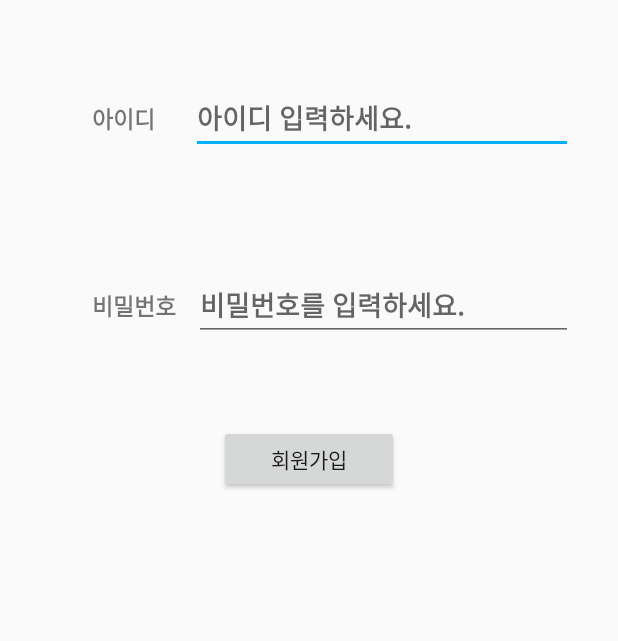
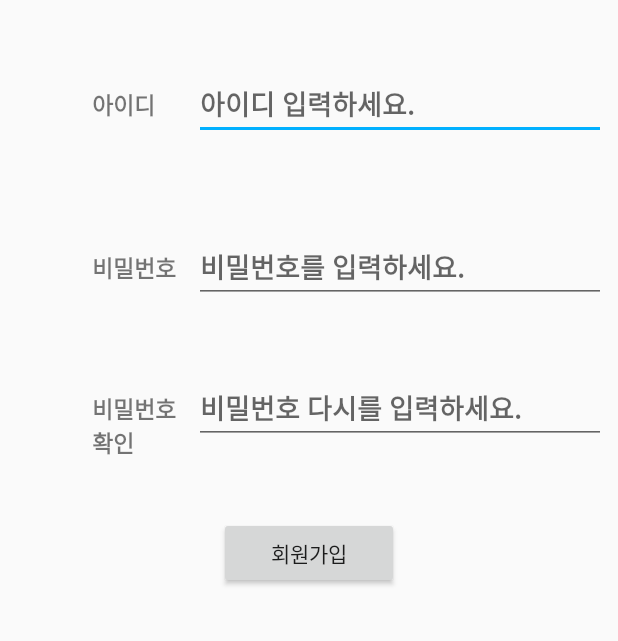
Before and after one commit to zxcvv04/petsFinder, an Android app: the JoinActivity screen opened directly, with no data from a screen before it, on a phone screen of 412 x 824 dp, the part 595-1236 px from its top. Run offline under Robolectric (Android 15) with nearby library versions, the phone set to English and light mode, and no system bars.

Commit message:
attached login db helper

```diff
--- /dev/null
+++ b/app/src/main/java/com/iot/petsfinder/DBHelperLogin.java
@@ -0,0 +1,83 @@
+package com.iot.petsfinder;
+
+import android.content.Context;
+import android.database.sqlite.SQLiteDatabase;
+import android.database.sqlite.SQLiteOpenHelper;
+import android.util.Log;
+
+
+class DataBaseHelper extends SQLiteOpenHelper
+{
+    DataBaseHelper(Context context, String name, SQLiteDatabase.CursorFactory factory, int version)
+    {
+        super(context, name, factory, version);
+    }
+    // Called when no database exists in disk and the helper class needs
+    // to create a new one.
+    @Override
+    public void onCreate(SQLiteDatabase _db)
+    {
+        _db.execSQL(LoginDataBaseAdapter.DATABASE_CREATE);
+
+    }
+    // Called when there is a database version mismatch meaning that the version
+    // of the database on disk needs to be upgraded to the current version.
+    @Override
+    public void onUpgrade(SQLiteDatabase _db, int _oldVersion, int _newVersion)
+    {
+        // Log the version upgrade.
+        Log.w("TaskDBAdapter", "Upgrading from version " +_oldVersion + " to " +_newVersion
+                + ", which will destroy all old data");
+
+        // Upgrade the existing database to conform to the new version. Multiple
+        // previous versions can be handled by comparing _oldVersion and _newVersion
+        // values.
+        // The simplest case is to drop the old table and create a new one.
+        _db.execSQL("DROP TABLE IF EXISTS " + "TEMPLATE");
+        // Create a new one.
+        onCreate(_db);
+    }
+
+}
+
+//public class DBHelperLogin {
+//
+//    private static final String DB_NAME = "petsfinder";
+//    private static final String TABLE_NAME = "login";
+//    private static final int DB_VERSION = 1;
+//
+//    public DBHelperLogin(String userName, String password) {
+//
+//    }
+//
+//    /////db helper
+//    private class DatabaseHelper extends SQLiteOpenHelper {
+//
+//        DatabaseHelper(Context context) {
+//            super(context, DB_NAME, null, DB_VERSION);
+//        }
+//
+//        @Override
+//        public void onCreate(SQLiteDatabase db) {
+//            try {
+//                String DROP_SQL = "drop table if exists " + TABLE_NAME;
+//                db.execSQL(DROP_SQL);
+//            } catch (Exception e) { ErrLogger(e); }
+//
+//            String CREATE_SQL = "create table " + TABLE_NAME + " (" +
+//                    " mail text PRIMARY KEY, " +
+//                    " pw text )";
+//
+//            try { db.execSQL(CREATE_SQL); } catch (Exception e) { ErrLogger(e); }
+//
+//        }
+//        @Override
+//        public void onUpgrade(SQLiteDatabase db, int oldVersion, int newVersion) {
+//            Log.w(TAG, "upgrading database version from " + oldVersion + " to " + newVersion);
+//        }
+//
+//        void ErrLogger(Exception e) {
+//            e.printStackTrace();
+//            Log.e(TAG, e.getMessage());
+//        }
+//    }
--- a/app/src/main/java/com/iot/petsfinder/JoinActivity.java
+++ b/app/src/main/java/com/iot/petsfinder/JoinActivity.java
@@ -1,20 +1,81 @@
 package com.iot.petsfinder;
 
-import android.database.sqlite.SQLiteDatabase;
+import android.os.Bundle;
 import android.support.v7.app.AppCompatActivity;
-import android.os.Bundle;
+import android.view.View;
+import android.widget.Button;
+import android.widget.EditText;
+import android.widget.Toast;
 
 public class JoinActivity extends AppCompatActivity
 {
 
-    private SQLiteDatabase db;
+    EditText editTextUserName,editTextPassword,editTextConfirmPassword;
+    Button btnCreateAccount;
 
+    LoginDataBaseAdapter loginDataBaseAdapter;
     @Override
     protected void onCreate(Bundle savedInstanceState)
     {
         super.onCreate(savedInstanceState);
         setContentView(R.layout.activity_join);
 
+        // get Instance  of Database Adapter
+        loginDataBaseAdapter=new LoginDataBaseAdapter(this);
+        loginDataBaseAdapter=loginDataBaseAdapter.open();
 
+        // Get Refferences of Views
+        editTextUserName=(EditText)findViewById(R.id.loginIdInput);
+        editTextPassword=(EditText)findViewById(R.id.loginPasswordInput);
+        editTextConfirmPassword=(EditText)findViewById(R.id.loginConfirmPasswordInput);
+
+        btnCreateAccount=(Button)findViewById(R.id.button);
+        btnCreateAccount.setOnClickListener(new View.OnClickListener() {
+
+            public void onClick(View v) {
+                // TODO Auto-generated method stub
+
+                String userName=editTextUserName.getText().toString();
+                String password=editTextPassword.getText().toString();
+                String confirmPassword=editTextConfirmPassword.getText().toString();
+
+                // check if any of the fields are vaccant
+                if(userName.equals("")||password.equals("")||confirmPassword.equals(""))
+                {
+                    Toast.makeText(getApplicationContext(), "Field Vaccant", Toast.LENGTH_LONG).show();
+                    return;
+                }
+                // check if both password matches
+                if(!password.equals(confirmPassword))
+                {
+                    Toast.makeText(getApplicationContext(), "Password does not match", Toast.LENGTH_LONG).show();
+                }
+                else
+                {
+                    // Save the Data in Database
+                    loginDataBaseAdapter.insertEntry(userName, password);
+                    Toast.makeText(getApplicationContext(), "Account Successfully Created ", Toast.LENGTH_LONG).show();
+                }
+            }
+        });
     }
+    @Override
+    protected void onDestroy() {
+        // TODO Auto-generated method stub
+        super.onDestroy();
+
+        loginDataBaseAdapter.close();
+    }
+
+
+//    private SQLiteDatabase db;
+//
+//    @Override
+//    protected void onCreate(Bundle savedInstanceState)
+//    {
+//        super.onCreate(savedInstanceState);
+//        setContentView(R.layout.activity_join);
+//
+//
+//    }
 }
--- /dev/null
+++ b/app/src/main/java/com/iot/petsfinder/LoginDataBaseAdapter.java
@@ -0,0 +1,84 @@
+package com.iot.petsfinder;
+
+import android.content.ContentValues;
+import android.content.Context;
+import android.database.Cursor;
+import android.database.SQLException;
+import android.database.sqlite.SQLiteDatabase;
+
+class LoginDataBaseAdapter {
+
+    private static final String DATABASE_NAME = "login.db";
+    private static final int DATABASE_VERSION = 1;
+    public static final int NAME_COLUMN = 1;
+    // TODO: Create public field for each column in your table.
+    // SQL Statement to create a new database.
+    static final String DATABASE_CREATE = "create table "+"LOGIN"+
+            "( " +"ID"+" integer primary key autoincrement,"+ "USERNAME  text,PASSWORD text); ";
+    // Variable to hold the database instance
+    private SQLiteDatabase db;
+    // Database open/upgrade helper
+    private DataBaseHelper dbHelper;
+    LoginDataBaseAdapter(Context _context)
+    {
+        Context context = _context;
+        dbHelper = new DataBaseHelper(context, DATABASE_NAME, null, DATABASE_VERSION);
+    }
+    LoginDataBaseAdapter open() throws SQLException
+    {
+        db = dbHelper.getWritableDatabase();
+        return this;
+    }
+    void close()
+    {
+        db.close();
+    }
+
+    public  SQLiteDatabase getDatabaseInstance()
+    {
+        return db;
+    }
+
+    void insertEntry(String userName, String password)
+    {
+        ContentValues newValues = new ContentValues();
+        // Assign values for each row.
+        newValues.put("USERNAME", userName);
+        newValues.put("PASSWORD",password);
+
+        // Insert the row into your table
+        db.insert("LOGIN", null, newValues);
+        ///Toast.makeText(context, "Reminder Is Successfully Saved", Toast.LENGTH_LONG).show();
+    }
+    public int deleteEntry(String UserName)
+    {
+        //String id=String.valueOf(ID);
+        String where="USERNAME=?";
+        // Toast.makeText(context, "Number fo Entry Deleted Successfully : "+numberOFEntriesDeleted, Toast.LENGTH_LONG).show();
+        return db.delete("LOGIN", where, new String[]{UserName});
+    }
+    String getSinlgeEntry(String userName)
+    {
+        Cursor cursor=db.query("LOGIN", null, " USERNAME=?", new String[]{userName}, null, null, null);
+        if(cursor.getCount()<1) // UserName Not Exist
+        {
+            cursor.close();
+            return "NOT EXIST";
+        }
+        cursor.moveToFirst();
+        String password= cursor.getString(cursor.getColumnIndex("PASSWORD"));
+        cursor.close();
+        return password;
+    }
+    public void  updateEntry(String userName,String password)
+    {
+        // Define the updated row content.
+        ContentValues updatedValues = new ContentValues();
+        // Assign values for each row.
+        updatedValues.put("USERNAME", userName);
+        updatedValues.put("PASSWORD",password);
+
+        String where="USERNAME = ?";
+        db.update("LOGIN",updatedValues, where, new String[]{userName});
+    }
+}
--- a/app/src/main/res/layout/activity_join.xml
+++ b/app/src/main/res/layout/activity_join.xml
@@ -13,21 +13,27 @@
         android:layout_height="wrap_content"
         android:id="@+id/guideline2"
         android:orientation="horizontal"
-        app:layout_constraintGuide_percent="0.5"/>
+        app:layout_constraintGuide_percent="0.5"
+        tools:layout_editor_absoluteY="284dp"
+        tools:layout_editor_absoluteX="0dp" />
 
     <android.support.constraint.Guideline
         android:layout_width="wrap_content"
         android:layout_height="wrap_content"
         android:id="@+id/guideline3"
         android:orientation="horizontal"
-        app:layout_constraintGuide_percent="0.8"/>
+        app:layout_constraintGuide_percent="0.76"
+        tools:layout_editor_absoluteY="431dp"
+        tools:layout_editor_absoluteX="0dp" />
 
     <android.support.constraint.Guideline
         android:layout_width="wrap_content"
         android:layout_height="wrap_content"
         android:id="@+id/guideline4"
         android:orientation="horizontal"
-        app:layout_constraintGuide_percent="0.65"/>
+        app:layout_constraintGuide_percent="0.63"
+        tools:layout_editor_absoluteY="357dp"
+        tools:layout_editor_absoluteX="0dp" />
 
     <ImageView
         android:id="@+id/imageView6"
@@ -41,46 +47,48 @@
         app:layout_constraintTop_toTopOf="parent"
         android:layout_marginTop="15dp"
         android:layout_marginBottom="15dp"
-        app:layout_constraintBottom_toTopOf="@+id/guideline2"/>
+        app:layout_constraintBottom_toTopOf="@+id/guideline2"
+        android:layout_marginStart="15dp"
+        android:layout_marginEnd="15dp" />
 
     <Button
         android:id="@+id/button"
         android:layout_width="120dp"
-        android:layout_height="45dp"
-        android:layout_marginBottom="8dp"
+        android:layout_height="48dp"
+        android:text="회원가입"
+        app:layout_constraintTop_toTopOf="@+id/guideline5"
+        android:layout_marginTop="8dp"
+        android:layout_marginRight="8dp"
+        app:layout_constraintRight_toRightOf="parent"
         android:layout_marginLeft="8dp"
-        android:layout_marginRight="8dp"
-        android:layout_marginTop="8dp"
-        android:text="회원가입"
-        app:layout_constraintBottom_toTopOf="@+id/guideline5"
         app:layout_constraintLeft_toLeftOf="parent"
-        app:layout_constraintRight_toRightOf="parent"
-        app:layout_constraintTop_toTopOf="@+id/guideline3"
-        app:layout_constraintVertical_bias="0.333"
-        />
+        android:layout_marginStart="8dp"
+        android:layout_marginEnd="8dp" />
 
     <android.support.constraint.Guideline
         android:layout_width="wrap_content"
         android:layout_height="wrap_content"
         android:id="@+id/guideline5"
         android:orientation="horizontal"
-        app:layout_constraintGuide_percent="0.92"/>
+        app:layout_constraintGuide_percent="0.89"
+        tools:layout_editor_absoluteY="505dp"
+        tools:layout_editor_absoluteX="0dp" />
 
     <TextView
         android:id="@+id/textView3"
         android:layout_width="0dp"
         android:layout_height="wrap_content"
         android:layout_marginBottom="8dp"
-        android:layout_marginLeft="61dp"
+        android:layout_marginLeft="40dp"
         android:layout_marginTop="8dp"
-        android:text="아이디    "
+        android:text="아이디"
         android:textSize="15sp"
         android:textStyle="bold"
         app:layout_constraintBottom_toTopOf="@+id/guideline4"
         app:layout_constraintLeft_toLeftOf="parent"
         app:layout_constraintTop_toTopOf="@+id/guideline2"
-        app:layout_constraintVertical_bias="0.523"
-        />
+        app:layout_constraintVertical_bias="0.512"
+        android:layout_marginStart="61dp" />
 
     <EditText
         android:id="@+id/loginIdInput"
@@ -88,13 +96,12 @@
         android:layout_height="wrap_content"
         android:clickable="true"
         android:hint="아이디 입력하세요."
-        android:layout_marginRight="30dp"
-        app:layout_constraintRight_toRightOf="parent"
-        app:layout_constraintLeft_toRightOf="@+id/textView3"
-        android:layout_marginLeft="8dp"
         app:layout_constraintBaseline_toBaselineOf="@+id/textView3"
         android:textStyle="bold"
-        app:layout_constraintHorizontal_bias="0.571"/>
+        app:layout_constraintLeft_toLeftOf="@+id/loginPasswordInput"
+        android:layout_marginLeft="0dp"
+        android:layout_marginRight="8dp"
+        app:layout_constraintRight_toRightOf="parent" />
 
     <TextView
         android:id="@+id/textView4"
@@ -105,8 +112,7 @@
         android:textStyle="bold"
         app:layout_constraintTop_toTopOf="@+id/guideline4"
         android:layout_marginTop="8dp"
-        android:layout_marginLeft="61dp"
-        app:layout_constraintLeft_toLeftOf="parent"
+        app:layout_constraintLeft_toLeftOf="@+id/textView3"
         android:layout_marginBottom="8dp"
         app:layout_constraintBottom_toTopOf="@+id/guideline3"
         app:layout_constraintVertical_bias="0.534"
@@ -118,12 +124,42 @@
         android:layout_width="0dp"
         android:layout_height="wrap_content"
         android:hint="비밀번호를 입력하세요."
-        android:layout_marginRight="30dp"
+        app:layout_constraintBaseline_toBaselineOf="@+id/textView4"
+        android:textStyle="bold"
+        android:inputType="textPassword"
+        app:layout_constraintLeft_toLeftOf="@+id/loginConfirmPasswordInput"
+        android:layout_marginLeft="0dp"
+        android:layout_marginRight="8dp"
+        app:layout_constraintRight_toRightOf="parent" />
+
+    <TextView
+        android:id="@+id/textView5"
+        android:layout_width="60dp"
+        android:layout_height="wrap_content"
+        android:text="비밀번호 확인"
+        android:textSize="15sp"
+        android:textStyle="bold"
+
+        app:layout_constraintTop_toTopOf="@+id/guideline3"
+        android:layout_marginTop="8dp"
+        android:layout_marginBottom="8dp"
+        app:layout_constraintBottom_toTopOf="@+id/guideline5"
+        app:layout_constraintLeft_toLeftOf="@+id/textView4" />
+
+    <EditText
+        android:id="@+id/loginConfirmPasswordInput"
+        android:layout_width="0dp"
+        android:layout_height="wrap_content"
+        android:hint="비밀번호 다시를 입력하세요."
+        android:textStyle="bold"
+        android:inputType="textPassword"
+        android:layout_marginRight="8dp"
         app:layout_constraintRight_toRightOf="parent"
-        app:layout_constraintLeft_toRightOf="@+id/textView4"
+        app:layout_constraintLeft_toRightOf="@+id/textView5"
         android:layout_marginLeft="8dp"
-        app:layout_constraintHorizontal_bias="0.0"
-        app:layout_constraintBaseline_toBaselineOf="@+id/textView4"
-        android:textStyle="bold"/>
+        app:layout_constraintBaseline_toBaselineOf="@+id/textView5"
+        android:layout_marginStart="8dp"
+        android:layout_marginEnd="8dp"
+        app:layout_constraintHorizontal_bias="0.0" />
 
 </android.support.constraint.ConstraintLayout>
```
Also changed, not shown: app/src/main/java/com/iot/petsfinder/LoginActivity.java (+101 -72 lines).
